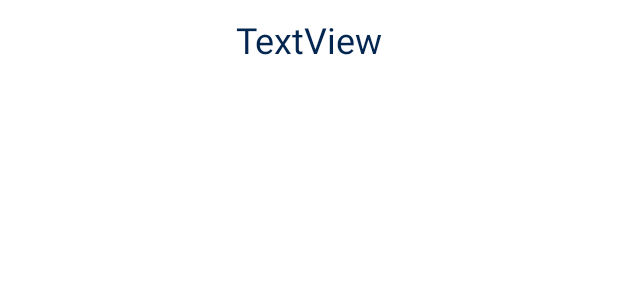
After one commit to pparekh2009/Multiplication-Tables-App, an Android app: the layout item_list.xml on its own in the app's theme, with its tools: preview values and no code run, on a phone screen of 412 x 824 dp. The commit adds this screen. Shown: the top 300 px of the screen. Run offline under Robolectric (Android 15) with nearby library versions, the phone set to English and light mode, and no system bars.

Commit message:
Some Changes

```diff
--- a/app/src/main/res/layout/activity_main.xml
+++ b/app/src/main/res/layout/activity_main.xml
@@ -21,7 +21,7 @@
 
     <ListView
         android:id="@+id/listView"
-        android:layout_width="wrap_content"
+        android:layout_width="match_parent"
         android:layout_height="wrap_content"
         android:layout_marginTop="65dp"
         android:divider="@color/purple_700"
--- /dev/null
+++ b/app/src/main/res/layout/item_list.xml
@@ -0,0 +1,18 @@
+<?xml version="1.0" encoding="utf-8"?>
+<!--<androidx.constraintlayout.widget.ConstraintLayout xmlns:android="http://schemas.android.com/apk/res/android"-->
+<!--    xmlns:app="http://schemas.android.com/apk/res-auto"-->
+<!--    xmlns:tools="http://schemas.android.com/tools"-->
+<!--    android:layout_width="match_parent"-->
+<!--    android:layout_height="wrap_content">-->
+
+<TextView android:id="@+id/textView2"
+    android:layout_width="match_parent"
+    android:layout_height="wrap_content"
+    tools:text="TextView"
+    android:textSize="24sp"
+    android:padding="10dp"
+    android:textColor="#032651"
+    android:textAlignment="center"
+    xmlns:android="http://schemas.android.com/apk/res/android"
+    xmlns:tools="http://schemas.android.com/tools" />
+<!--</androidx.constraintlayout.widget.ConstraintLayout>-->
```
Also changed, not shown: app/src/main/java/com/priyanshparekh/multiplicationtables/MainActivity.java (+6 -1 lines).
